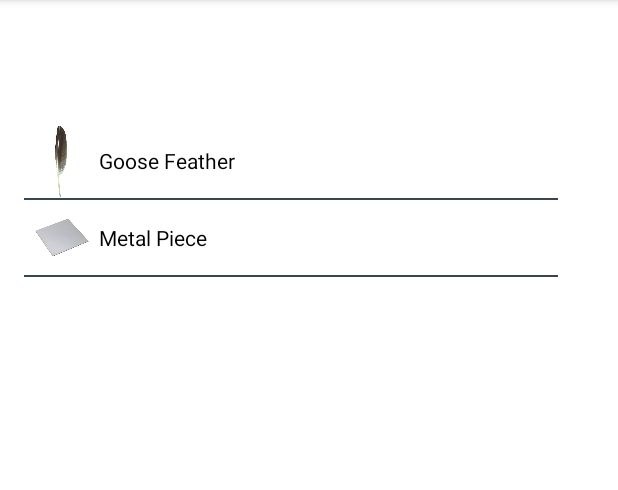
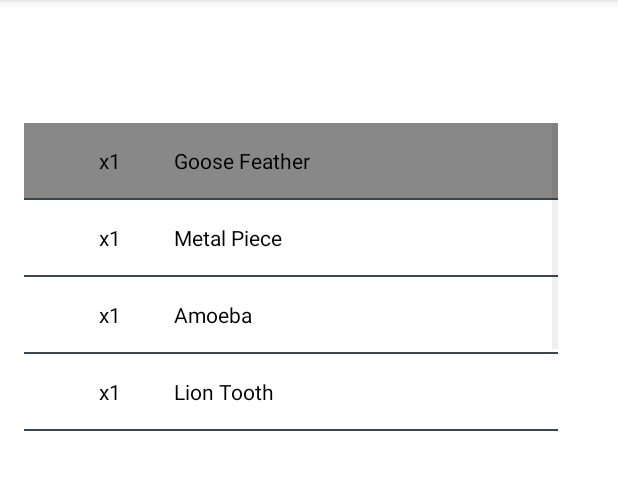
Before and after one commit to DaivikGoel/mcandgeese, an Android app: the InventoryScreen screen opened directly, with no data from a screen before it, on a phone screen of 412 x 824 dp, the part 84-574 px from its top. Run offline under Robolectric (Android 15) with nearby library versions, the phone set to English and light mode, and no system bars.

Commit message:
added monsters and updated inventory screen

```diff
--- a/app/src/main/java/com/example/mcandgeese/CustomAdapter.java
+++ b/app/src/main/java/com/example/mcandgeese/CustomAdapter.java
@@ -38,9 +38,11 @@ public class CustomAdapter extends BaseAdapter {
     public View getView(int i, View view, ViewGroup viewGroup) {
         view = inflter.inflate(R.layout.activity_listview, null);
         TextView name = (TextView) view.findViewById(R.id.textView);
+        TextView quantity = (TextView) view.findViewById(R.id.quantity);
         ImageView icon = (ImageView) view.findViewById(R.id.icon);
         Item item = items[i];
         name.setText(item.getName());
+        quantity.setText("x" + item.getQuantity());
         icon.setImageResource(item.getImageId());
         return view;
     }
--- a/app/src/main/java/com/example/mcandgeese/InventoryScreen.java
+++ b/app/src/main/java/com/example/mcandgeese/InventoryScreen.java
@@ -7,7 +7,8 @@ import androidx.appcompat.app.AppCompatActivity;
 
 public class InventoryScreen extends AppCompatActivity {
     ListView simpleList;
-    Item[] items = new Item[]{Item.getGooseFeather(), Item.getMetalPiece()};
+    Item[] items = new Item[]{Item.getGooseFeather(), Item.getMetalPiece(), Item.getAmoeba(),
+            Item.getLionTooth(), Item.getPinkBracelet(), Item.getWoodPiece()};
 
     @Override
     protected void onCreate(Bundle savedInstanceState) {
@@ -15,6 +16,11 @@ public class InventoryScreen extends AppCompatActivity {
         setContentView(R.layout.activity_inventory_screen);
         simpleList = (ListView) findViewById(R.id.simpleListView);
         CustomAdapter customAdapter = new CustomAdapter(getApplicationContext(), items);
+        simpleList.setChoiceMode(ListView.CHOICE_MODE_SINGLE);
         simpleList.setAdapter(customAdapter);
+
+        if (items.length > 0){
+            simpleList.setItemChecked(0, true);
+        }
     }
 }
--- a/app/src/main/java/com/example/mcandgeese/Item.java
+++ b/app/src/main/java/com/example/mcandgeese/Item.java
@@ -72,4 +72,55 @@ public class Item {
                 "only be wielded by an owner of an iron ring";
         return new Item(name, quantity, imageId, description);
     }
+
+    public static Item getAmoeba(){
+        String name = "Amoeba";
+        int quantity = 1;
+        int imageId = R.drawable.amoeba;
+        String description = "A small amoeba cell from the huge Arriba the Amoeba monster." +
+                "This creature is the mascot for the science society and not gonna lie " +
+                "lowkey scares me a little bit - its appearance reminds me of the scream mask";
+        return new Item(name, quantity, imageId, description);
+    }
+
+    public static Item getLionTooth(){
+        String name = "Lion Tooth";
+        int quantity = 1;
+        int imageId = R.drawable.lion_tooth;
+        String description = "A tooth from the legendary Athletics mascot King Warrior. " +
+                "Rumor has it if you cheer loud enough for the waterloo team, King " +
+                "Warrior will make sure our team wins - go out and try it!";
+        return new Item(name, quantity, imageId, description);
+    }
+
+    public static Item getWoodPiece(){
+        String name = "Wood Piece";
+        int quantity = 1;
+        int imageId = R.drawable.wood_piece;
+        String description = "A processed wooden piece from the Mathematics Society's " +
+                "mascot, natural log. Ba-dum-ch, it is actually a pretty good pun I " +
+                "will give them that - this item will give you good luck on math questions";
+        return new Item(name, quantity, imageId, description);
+    }
+
+    public static Item getPinkBracelet(){
+        String name = "Bracelet";
+        int quantity = 1;
+        int imageId = R.drawable.pink_bracelet;
+        String description = "A beautiful pink bracelet made from the threads of the " +
+                "mascot of the Faculty of Mathematics, the huge pink tie that you might" +
+                "see on the side of a building on campus. For some math exams you also " +
+                "need to have your calculator verified by the pink tie to use it, who knew.";
+        return new Item(name, quantity, imageId, description);
+    }
+
+    public static Item getBronzePiece(){
+        String name = "Bronze Piece";
+        int quantity = 1;
+        int imageId = R.drawable.bronze_piece;
+        String description = "A bronze piece obtained by defeating the mascot for the Faculty " +
+                "of Arts, the boar. I hope you rubbed the nose of the boar before the battle " +
+                "since it is known to give good luck!";
+        return new Item(name, quantity, imageId, description);
+    }
 }
--- /dev/null
+++ b/app/src/main/res/drawable/menu_item_background_selector.xml
@@ -0,0 +1,14 @@
+<?xml version="1.0" encoding="utf-8"?>
+<selector xmlns:android="http://schemas.android.com/apk/res/android">
+    <item android:state_activated="true"
+        android:drawable="@color/pressed_color">
+    </item>
+
+    <item android:state_pressed="true"
+        android:drawable="@color/white">
+    </item>
+
+    <item android:state_pressed="false"
+        android:drawable="@color/white">
+    </item>
+</selector>
--- a/app/src/main/res/layout/activity_listview.xml
+++ b/app/src/main/res/layout/activity_listview.xml
@@ -2,13 +2,22 @@
 <LinearLayout xmlns:android="http://schemas.android.com/apk/res/android"
     android:layout_width="match_parent"
     android:layout_height="match_parent"
+    android:background="@drawable/menu_item_background_selector"
     android:orientation="horizontal">
 
     <ImageView
         android:id="@+id/icon"
         android:layout_width="50dp"
         android:layout_height="50dp"
-        android:src="@drawable/slc" />
+        android:src="@drawable/slc"
+        android:visibility="invisible" />
+
+    <TextView
+        android:id="@+id/quantity"
+        android:layout_width="50dp"
+        android:layout_height="wrap_content"
+        android:layout_gravity="center"
+        android:textColor="@color/black" />
 
     <TextView
         android:id="@+id/textView"
@@ -16,4 +25,5 @@
         android:layout_height="wrap_content"
         android:layout_gravity="center"
         android:textColor="@color/black" />
+
 </LinearLayout>
--- a/app/src/main/res/values/colors.xml
+++ b/app/src/main/res/values/colors.xml
@@ -10,4 +10,5 @@
     <color name="userHealthBar">#FF99FF99</color>
     <color name="userEnergyBar">#FF3399FF</color>
     <color name="monsterHealthBar">#FFFF0000</color>
+    <color name="pressed_color">#FF888888</color>
 </resources>
```
Also changed, not shown: app/src/main/res/drawable/amoeba.jpeg (added), app/src/main/res/drawable/bronze_piece.jpeg (added), app/src/main/res/drawable/lion_tooth.jpeg (added), app/src/main/res/drawable/pink_bracelet.jpg (added), app/src/main/res/drawable/wood_piece.jpeg (added).
